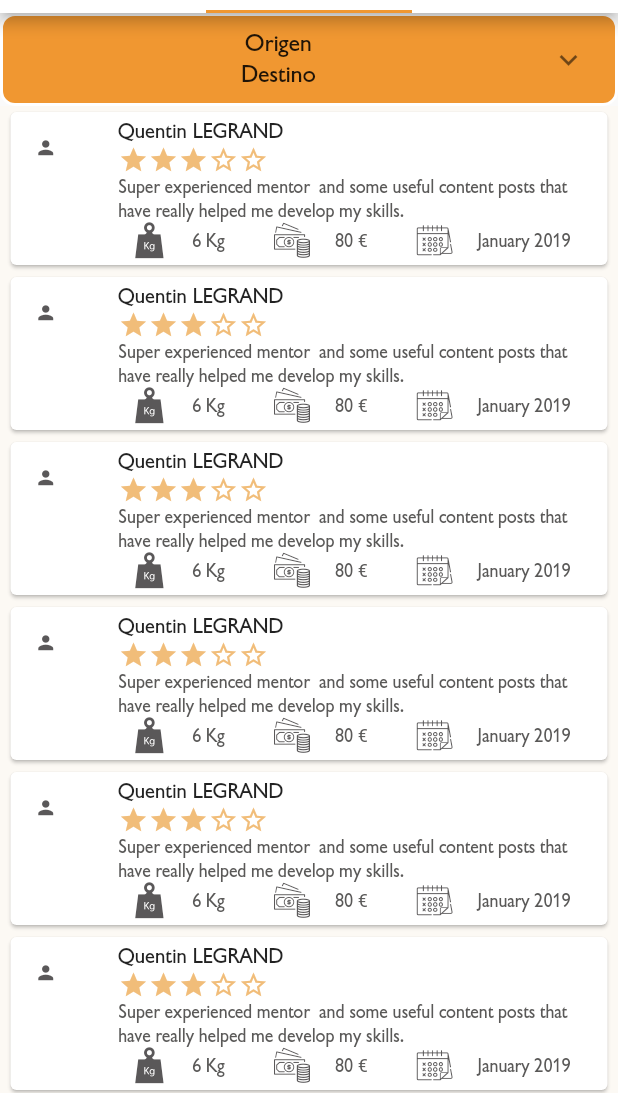
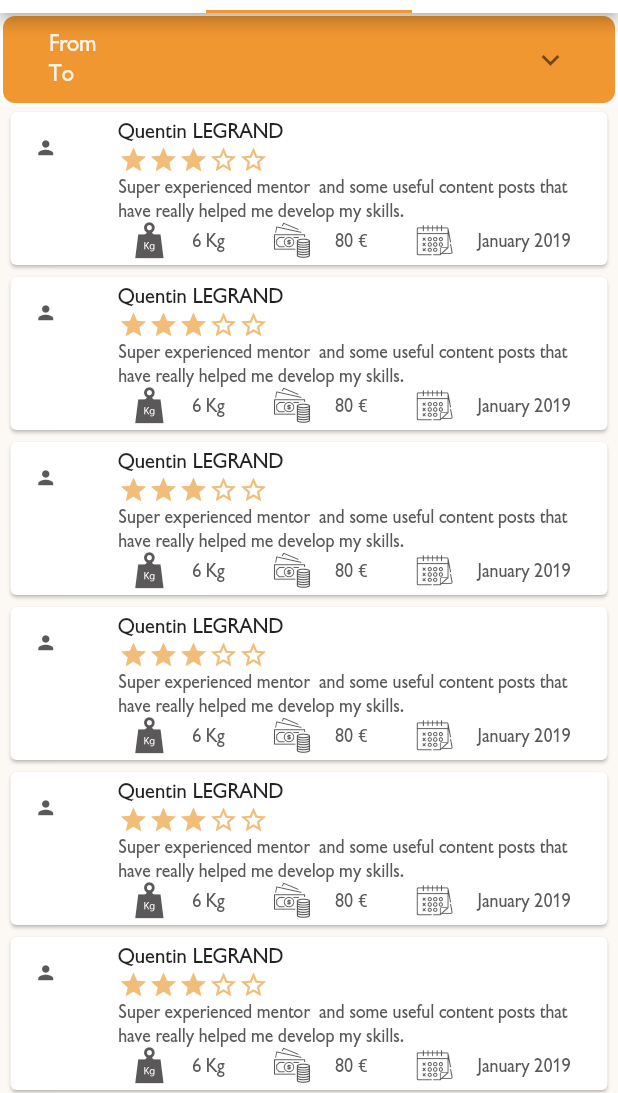
Before and after one commit to tsinvari/qepi_app2, a Flutter app: the screen it shows after launch, tab 2 chosen, on a phone screen of 412 x 824 dp, the part 143-1236 px from its top. Run offline on Flutter 3.47's test engine with Material 2 defaults, Android fonts, the light colour scheme and no system bars.

Commit message:
Adding styles to searchTraveler

```diff
--- a/lib/my_parcels.dart
+++ b/lib/my_parcels.dart
@@ -28,7 +28,7 @@ class Parcels extends StatelessWidget {
                 padding: const EdgeInsets.symmetric(horizontal: 2.0, vertical: 3.0),
                 child: new Material(
                   child: new InkWell(
-                    onLongPress: (){
+                    onTap: (){
 
                       Navigator.push(context, MaterialPageRoute(builder: (context) => CreateParcel()));
 
--- a/lib/search_traveller.dart
+++ b/lib/search_traveller.dart
@@ -36,7 +36,7 @@ class Search extends StatelessWidget {
             new Container(
               //width: 260.0,
               //height: 160.0,
-        padding: const EdgeInsets.symmetric(horizontal: 3.0),
+              padding: const EdgeInsets.symmetric(horizontal: 15.0),
               decoration: new BoxDecoration(
                 color: const Color(0xFFF09731),
                /* gradient: new LinearGradient(
@@ -54,36 +54,38 @@ class Search extends StatelessWidget {
                 child: new ExpansionTile(
                   initiallyExpanded: false,
                   title: new Column(
+                    mainAxisAlignment: MainAxisAlignment.start,
+                    crossAxisAlignment: CrossAxisAlignment.start,
                     children: <Widget>[
-                      new Text ("Origen"),
-                      new Text ("Destino"),
+                      new Text ("From", style: new TextStyle(color: const Color(0xFFFAF4EA), fontSize: 15.0,fontFamily: "Gibson",),),
+                      new Text ("To", style: new TextStyle(color: const Color(0xFFFAF4EA), fontSize: 15.0,fontFamily: "Gibson",fontStyle: FontStyle.normal,),),
                     ],
                   ),
                   children: <Widget>[
                     new TextFormField(
                       decoration: new InputDecoration(
-                        hintText: "Origen",
-                        hintStyle: new TextStyle(color: const Color(0xFFB9B9B9),fontFamily: "Gibson"),
+                        hintText: "From",
+                        hintStyle: new TextStyle(color: const Color(0xFFFAF4EA),fontFamily: "Gibson"),
                         border: InputBorder.none,
                       ),
                     ),
                     new TextFormField(
                       decoration: new InputDecoration(
-                        hintText: "Destino",
-                        hintStyle: new TextStyle(color: const Color(0xFFB9B9B9),fontFamily: "Gibson"),
+                        hintText: "To",
+                        hintStyle: new TextStyle(color: const Color(0xFFFAF4EA),fontFamily: "Gibson"),
                         border: InputBorder.none,
                       ),
                     ),
                     new Row(
                       children: <Widget>[
-                        new Text("Fecha"),
-                        new IconButton(icon: new Icon(Icons.calendar_view_day,), onPressed: (){_selectDate(context);}),
+                        new Text("Month", style: new TextStyle(color: const Color(0xFFFAF4EA), fontSize: 15.0,fontFamily: "Gibson",),),
+                        new IconButton(icon: new Icon(Icons.arrow_drop_down, color: const Color(0xFFFAF4EA),), onPressed: (){_selectDate(context);}),
                       ],
                     ),
                     new Row(
                       children: <Widget>[
-                        new Text("Peso"),
-                        new Slider(value: 5.0, min: 0.0, max: 10.0, divisions: 10, onChanged: null)
+                        new Text("Weigth", style: new TextStyle(color: const Color(0xFFFAF4EA), fontSize: 15.0,fontFamily: "Gibson",),),
+                        new Slider(value: 5.0, min: 0.0, max: 10.0, divisions: 10, onChanged: null, activeColor: const Color(0xFFFAF4EA), inactiveColor: const Color(0xFFFAF4EA),)
                       ],
                     ),
 
```
